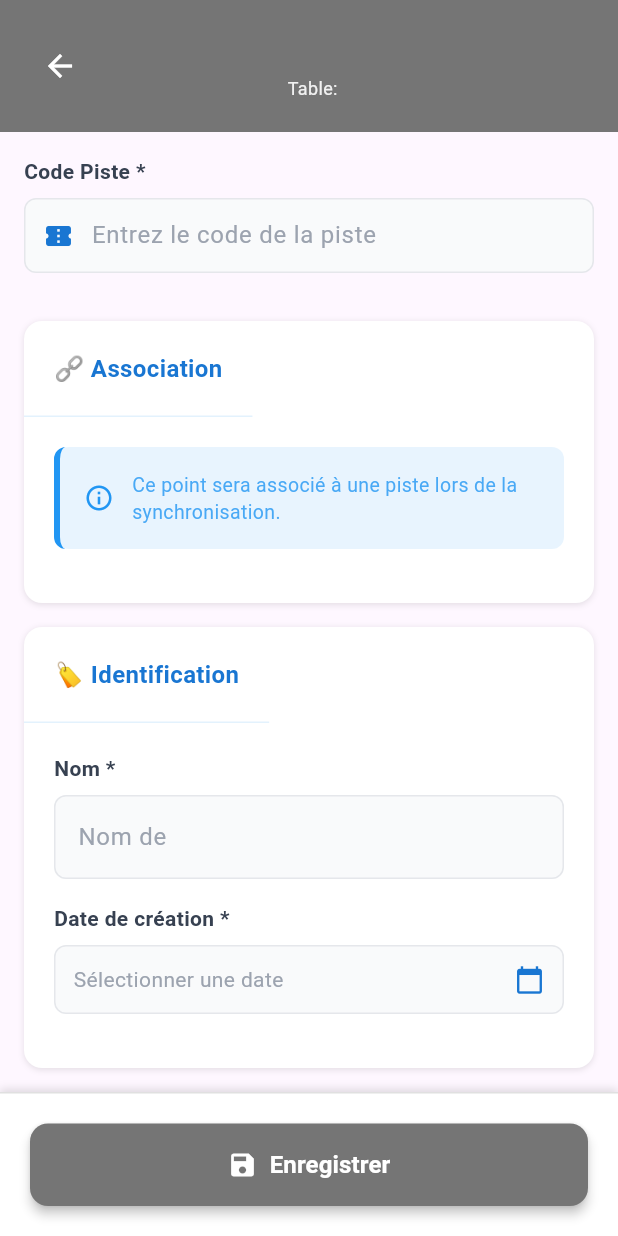
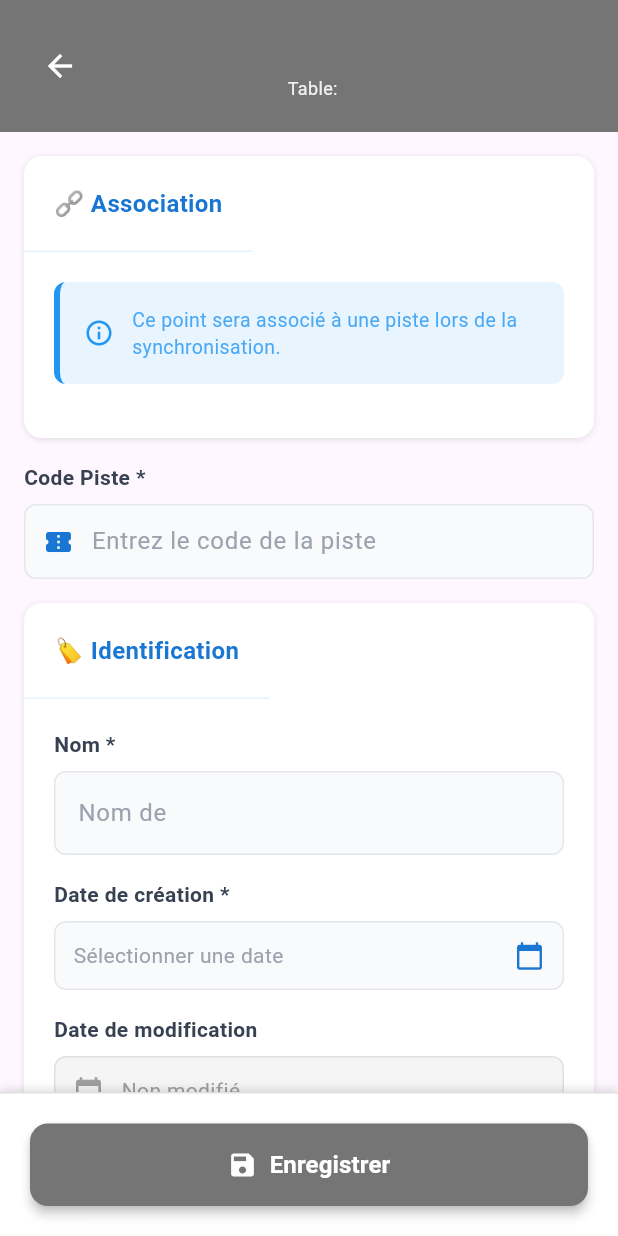
Before and after one commit to Ayoub101010/PPRCollecte_Flutter, a Flutter app: the PointFormWidget widget shown alone on an empty page, opened directly with empty values, on a phone screen of 412 x 824 dp. Run offline on Flutter 3.47's test engine with Material 3 defaults, Android fonts, the phone set to English and light mode, and no system bars; our stand-ins replace font_awesome_flutter, google_maps_flutter, location, sqflite; accounts and stored records are empty.

Commit message:
l'ajout de date de modification (label)

```diff
--- a/PPRCollecte_Flutter/lib/config.dart
+++ b/PPRCollecte_Flutter/lib/config.dart
@@ -14,6 +14,7 @@ class InfrastructureConfig {
             "nom",
             "type",
             "date_creation",
+            "date_modification",
             "enqueteur"
           ],
           "typeOptions": [
@@ -33,6 +34,7 @@ class InfrastructureConfig {
             "nom",
             "type",
             "date_creation",
+            "date_modification",
             "enqueteur"
           ],
           "typeOptions": [
@@ -50,6 +52,7 @@ class InfrastructureConfig {
             "nom",
             "type",
             "date_creation",
+            "date_modification",
             "enqueteur"
           ],
           "typeOptions": [
@@ -66,6 +69,7 @@ class InfrastructureConfig {
             "nom",
             "type",
             "date_creation",
+            "date_modification",
             "enqueteur"
           ],
           "typeOptions": [
@@ -83,6 +87,7 @@ class InfrastructureConfig {
             "nom",
             "type",
             "date_creation",
+            "date_modification",
             "enqueteur"
           ],
           "typeOptions": [
@@ -101,6 +106,7 @@ class InfrastructureConfig {
             "nom",
             "type",
             "date_creation",
+            "date_modification",
             "enqueteur"
           ],
           "typeOptions": [
@@ -118,6 +124,7 @@ class InfrastructureConfig {
             "nom",
             "type",
             "date_creation",
+            "date_modification",
             "enqueteur"
           ],
           "typeOptions": [
@@ -148,6 +155,7 @@ class InfrastructureConfig {
             "type_pont",
             "nom_cours_eau",
             "date_creation",
+            "date_modification",
             "enqueteur"
           ],
           "situationOptions": [
@@ -176,6 +184,7 @@ class InfrastructureConfig {
             "type_bac",
             "nom_cours_eau",
             "date_creation",
+            "date_modification",
             "enqueteur"
           ],
           "typeBacOptions": [
@@ -190,6 +199,7 @@ class InfrastructureConfig {
             "x_buse",
             "y_buse",
             "date_creation",
+            "date_modification",
             "enqueteur"
           ]
         },
@@ -201,6 +211,7 @@ class InfrastructureConfig {
             "y_dalot",
             "situation_dalot",
             "date_creation",
+            "date_modification",
             "enqueteur"
           ],
           "situationOptions": [
@@ -219,6 +230,7 @@ class InfrastructureConfig {
             "y_fin_passage_submersible",
             "type_materiau",
             "date_creation",
+            "date_modification",
             "enqueteur"
           ],
           "typeOptions": [
@@ -242,6 +254,7 @@ class InfrastructureConfig {
             "y_point_critique",
             "type_point_critique",
             "date_creation",
+            "date_modification",
             "enqueteur"
           ],
           "typeOptions": [
@@ -257,6 +270,7 @@ class InfrastructureConfig {
             "y_point_coupure",
             "causes_coupures",
             "date_creation",
+            "date_modification",
             "enqueteur"
           ],
           "causesOptions": [
--- a/PPRCollecte_Flutter/lib/localite_model.dart
+++ b/PPRCollecte_Flutter/lib/localite_model.dart
@@ -8,6 +8,7 @@ class Localite {
   final String type;
   final String enqueteur;
   final String dateCreation;
+  final String? dateModification;
 
   Localite({
     this.localId,
@@ -17,6 +18,7 @@ class Localite {
     required this.type,
     required this.enqueteur,
     this.dateCreation = '',
+    this.dateModification,
   });
 
   // Conversion vers Map (SQLite)
@@ -29,6 +31,7 @@ class Localite {
       'type': type,
       'enqueteur': enqueteur,
       'date_creation': dateCreation.isEmpty ? DateTime.now().toIso8601String() : dateCreation,
+      'date_modification': dateModification,
     };
   }
 
@@ -42,6 +45,7 @@ class Localite {
       type: map['type'],
       enqueteur: map['enqueteur'],
       dateCreation: map['date_creation'],
+      dateModification: map['date_modification'],
     );
   }
 
--- a/PPRCollecte_Flutter/lib/point_form_widget.dart
+++ b/PPRCollecte_Flutter/lib/point_form_widget.dart
@@ -57,11 +57,13 @@ class _PointFormWidgetState extends State<PointFormWidget> {
         'timestamp': widget.pointData!['timestamp'],
         'enqueteur': widget.agentName ?? 'N/A', // À récupérer depuis les prefs
         'date_creation': widget.pointData!['date_creation'],
+        'date_modification': widget.pointData!['date_modification'],
       };
     } else {
       _formData['date_creation'] = null; // Initialisation
       _formData['enqueteur'] = widget.agentName ?? 'N/A'; // <-- et ici
       _formData['code_piste'] = null; // Vide au départ
+      _formData['date_modification'] = null;
     }
   }
 
@@ -78,6 +80,7 @@ class _PointFormWidgetState extends State<PointFormWidget> {
         type: _formData['type'] ?? 'Non spécifié',
         enqueteur: widget.agentName ?? 'Anonyme',
         dateCreation: _formData['date_creation'] ?? DateTime.now().toIso8601String(),
+        dateModification: _formData['date_modification'],
       );
 
       // 1️⃣ Enregistrement SQLite
@@ -177,10 +180,7 @@ class _PointFormWidgetState extends State<PointFormWidget> {
             ],
           ),
         ),
-        Padding(
-          padding: const EdgeInsets.fromLTRB(16, 16, 16, 0),
-          child: _buildCodePisteField(),
-        ),
+
         // Contenu du formulaire
         Expanded(
           child: Form(
@@ -198,7 +198,7 @@ class _PointFormWidgetState extends State<PointFormWidget> {
                     ),
                   ],
                 ),
-
+                _buildCodePisteField(),
                 // Section Identification
                 _buildFormSection(
                   title: '🏷️ Identification',
@@ -231,6 +231,7 @@ class _PointFormWidgetState extends State<PointFormWidget> {
                       key: 'date_creation',
                       required: true,
                     ),
+                    _buildDateModificationField(),
                   ],
                 ),
 
@@ -313,6 +314,55 @@ class _PointFormWidgetState extends State<PointFormWidget> {
           ),
         ),
       ],
+    );
+  }
+
+  Widget _buildDateModificationField() {
+    return Container(
+      margin: const EdgeInsets.only(bottom: 16),
+      child: Column(
+        crossAxisAlignment: CrossAxisAlignment.start,
+        children: [
+          Text(
+            'Date de modification',
+            style: const TextStyle(
+              fontSize: 14,
+              fontWeight: FontWeight.w600,
+              color: Color(0xFF374151),
+            ),
+          ),
+          const SizedBox(height: 8),
+          Container(
+            decoration: BoxDecoration(
+              color: const Color(0xFFF5F5F5), // Gris clair
+              borderRadius: BorderRadius.circular(8),
+              border: Border.all(color: const Color(0xFFE0E0E0)),
+            ),
+            padding: const EdgeInsets.symmetric(vertical: 12, horizontal: 12),
+            child: Row(
+              children: [
+                const Icon(Icons.calendar_today, size: 20, color: Colors.grey),
+                const SizedBox(width: 12),
+                Expanded(
+                  child: Text(
+                    _formData['date_modification'] != null
+                        ? DateTime.tryParse(_formData['date_modification']) != null
+                            ? "${DateTime.parse(_formData['date_modification']).day.toString().padLeft(2, '0')}/"
+                                "${DateTime.parse(_formData['date_modification']).month.toString().padLeft(2, '0')}/"
+                                "${DateTime.parse(_formData['date_modification']).year}"
+                            : _formData['date_modification']
+                        : "Non modifié",
+                    style: const TextStyle(
+                      fontSize: 14,
+                      color: Color(0xFF9E9E9E), // Texte gris
+                    ),
+                  ),
+                ),
+              ],
+            ),
+          ),
+        ],
+      ),
     );
   }
 
```
